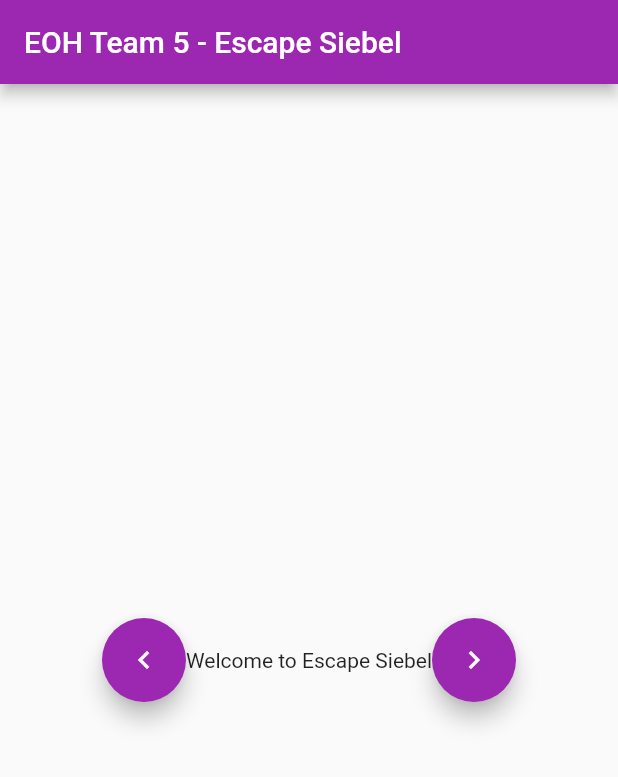
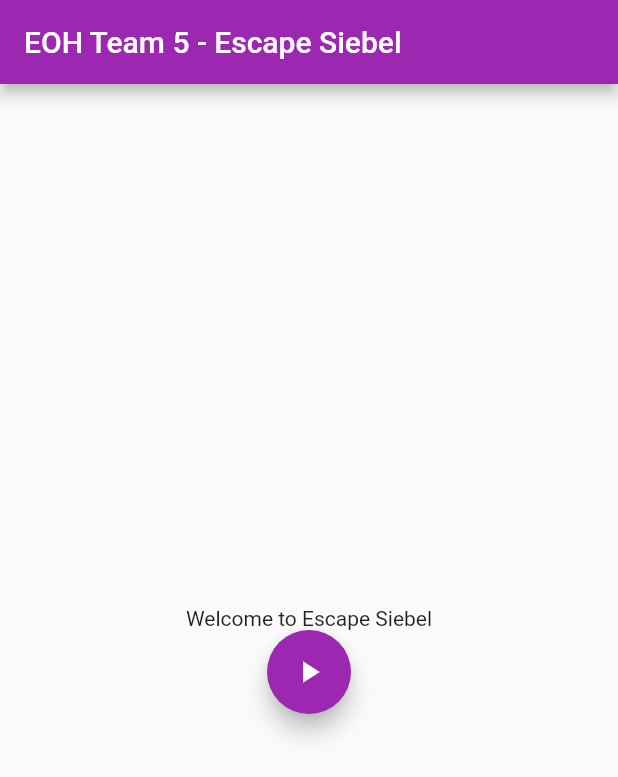
Before and after one commit to KimiHirano/Team5EOH2020, a Flutter app: the screen it shows after launch, on a phone screen of 412 x 824 dp. Shown: the top 777 px of the screen. Run offline on Flutter 3.47's test engine with Material 2 defaults, Android fonts, the phone set to English and light mode, and no system bars.

Commit message:
separated pages

```diff
--- /dev/null
+++ b/eoh_2020/lib/HomePage.dart
@@ -0,0 +1,63 @@
+import 'package:eoh_2020/room1center.dart';
+import 'package:flutter/material.dart';
+
+class HomePage extends StatefulWidget {
+  HomePage({Key key, this.title}) : super(key: key);
+
+  final String title;
+
+  @override
+  _HomePageState createState() => _HomePageState();
+}
+
+class _HomePageState extends State<HomePage> {
+
+  @override
+  Widget build(BuildContext context) {
+    // This method is rerun every time setState is called, for instance as done
+    // by the _incrementCounter method above.
+    //
+    // The Flutter framework has been optimized to make rerunning build methods
+    // fast, so that you can just rebuild anything that needs updating rather
+    // than having to individually change instances of widgets.
+    return Scaffold(
+      appBar: AppBar(
+        // Here we take the value from the MyHomePage object that was created by
+        // the App.build method, and use it to set our appbar title.
+        title: Text(widget.title),
+      ),
+      body: Center(
+        // Center is a layout widget. It takes a single child and positions it
+        // in the middle of the parent.
+        child: Row(
+          // Invoke "debug painting" (press "p" in the console, choose the
+          // "Toggle Debug Paint" action from the Flutter Inspector in Android
+          // Studio, or the "Toggle Debug Paint" command in Visual Studio Code)
+          // to see the wireframe for each widget.
+          mainAxisAlignment: MainAxisAlignment.center,
+          children: <Widget>[
+            Column(
+              mainAxisAlignment: MainAxisAlignment.center,
+              children: <Widget>[
+                Text(
+                  'Welcome to Escape Siebel',
+                ),
+                FloatingActionButton(
+                  heroTag: 'Enter',
+                  onPressed: () {
+                      Navigator.push(context,
+                        MaterialPageRoute(builder: (context) => Room1CenterPage()),
+                      );
+                  },
+                  tooltip: 'Bottom',
+                  child:Icon(Icons.play_arrow),
+                ),
+              ],
+            ),
+          ],
+        ),
+      ),
+     // This trailing comma makes auto-formatting nicer for build methods.
+    );
+  }
+}
--- a/eoh_2020/lib/main.dart
+++ b/eoh_2020/lib/main.dart
@@ -1,3 +1,4 @@
+import 'package:eoh_2020/HomePage.dart';
 import 'package:flutter/material.dart';
 
 void main() => runApp(MyApp());
@@ -11,169 +12,7 @@ class MyApp extends StatelessWidget {
       theme: ThemeData(
         primarySwatch: Colors.purple,
       ),
-      home: MyHomePage(title: 'EOH Team 5 - Escape Siebel'),
+      home: HomePage(title: 'EOH Team 5 - Escape Siebel'),
     );
   }
 }
-
-class MyHomePage extends StatefulWidget {
-  MyHomePage({Key key, this.title}) : super(key: key);
-
-  final String title;
-
-  @override
-  _MyHomePageState createState() => _MyHomePageState();
-}
-
-class _MyHomePageState extends State<MyHomePage> {
-
-  @override
-  Widget build(BuildContext context) {
-    // This method is rerun every time setState is called, for instance as done
-    // by the _incrementCounter method above.
-    //
-    // The Flutter framework has been optimized to make rerunning build methods
-    // fast, so that you can just rebuild anything that needs updating rather
-    // than having to individually change instances of widgets.
-    return Scaffold(
-      appBar: AppBar(
-        // Here we take the value from the MyHomePage object that was created by
-        // the App.build method, and use it to set our appbar title.
-        title: Text(widget.title),
-      ),
-      body: Center(
-        // Center is a layout widget. It takes a single child and positions it
-        // in the middle of the parent.
-        child: Row(
-          // Invoke "debug painting" (press "p" in the console, choose the
-          // "Toggle Debug Paint" action from the Flutter Inspector in Android
-          // Studio, or the "Toggle Debug Paint" command in Visual Studio Code)
-          // to see the wireframe for each widget.
-          mainAxisAlignment: MainAxisAlignment.center,
-          children: <Widget>[
-            Column(
-              mainAxisAlignment: MainAxisAlignment.center,
-              children: <Widget>[
-                FloatingActionButton(
-                  heroTag: 'Left',
-                  onPressed: () {
-                      Navigator.push(
-                        context,
-                        MaterialPageRoute(builder: (context) => LeftPage()),
-                      );
-                  },
-                  tooltip: 'Left',
-                  child:
-                    Icon(Icons.keyboard_arrow_left),
-                ),
-              ],
-            ),
-            Column(
-              mainAxisAlignment: MainAxisAlignment.center,
-              children: <Widget>[
-                Text(
-                  'Welcome to Escape Siebel',
-                ),
-              ],
-            ),
-            Column(
-              mainAxisAlignment: MainAxisAlignment.center,
-              children: <Widget>[
-                FloatingActionButton(
-                  heroTag: 'Right',
-                  onPressed: () {
-                      Navigator.push(context,
-                        MaterialPageRoute(builder: (context) => RightPage()),
-                      );
-                  },
-                  tooltip: 'Right',
-                  child:Icon(Icons.keyboard_arrow_right),
-                ),
-              ],
-            )
-          ],
-        ),
-      ),
-     // This trailing comma makes auto-formatting nicer for build methods.
-    );
-  }
-}
-
-class RightPage extends StatefulWidget {
-
-  @override
-  _RightPageState createState() => _RightPageState();
-}
-
-class _RightPageState extends State<RightPage> {
-
-  @override
-  Widget build(BuildContext context) {
-    return Scaffold(
-      appBar: AppBar(
-        title: Text('Right Page')
-      ),
-      body: Center(
-        child: Row(
-          mainAxisAlignment: MainAxisAlignment.center,
-          children: <Widget>[
-            Column(
-              mainAxisAlignment: MainAxisAlignment.center,
-              children: <Widget>[
-                FloatingActionButton(
-                  heroTag: 'Left',
-                  onPressed: () {
-                        Navigator.pop(context);
-                  },
-                  tooltip: 'Left',
-                  child:
-                    Icon(Icons.keyboard_arrow_left),
-                ),
-              ],
-            )
-          ],
-        ),
-      ),
-    );
-  }
-}
-
-
-class LeftPage extends StatefulWidget {
-
-  @override
-  _LeftPageState createState() => _LeftPageState();
-}
-
-class _LeftPageState extends State<LeftPage> {
-
-  @override
-  Widget build(BuildContext context) {
-    return Scaffold(
-      appBar: AppBar(
-        title: Text('Left Page')
-      ),
-      body: Center(
-        child: Row(
-          mainAxisAlignment: MainAxisAlignment.center,
-          children: <Widget>[
-            Column(
-              mainAxisAlignment: MainAxisAlignment.center,
-              children: <Widget>[
-                FloatingActionButton(
-                  heroTag: 'Right',
-                  onPressed: () {
-                        Navigator.pop(context);
-                  },
-                  tooltip: 'Right',
-                  child:
-                    Icon(Icons.keyboard_arrow_right),
-                ),
-              ],
-            )
-          ],
-        ),
-      ),
-    );
-  }
-}
```
Also changed, not shown: eoh_2020/lib/room1bottom.dart (added, +40 -0 lines), eoh_2020/lib/room1center.dart (added, +97 -0 lines), eoh_2020/lib/room1left.dart (added, +43 -0 lines), eoh_2020/lib/room1right.dart (added, +40 -0 lines), eoh_2020/lib/Room1LeftPic.jpg (added).
